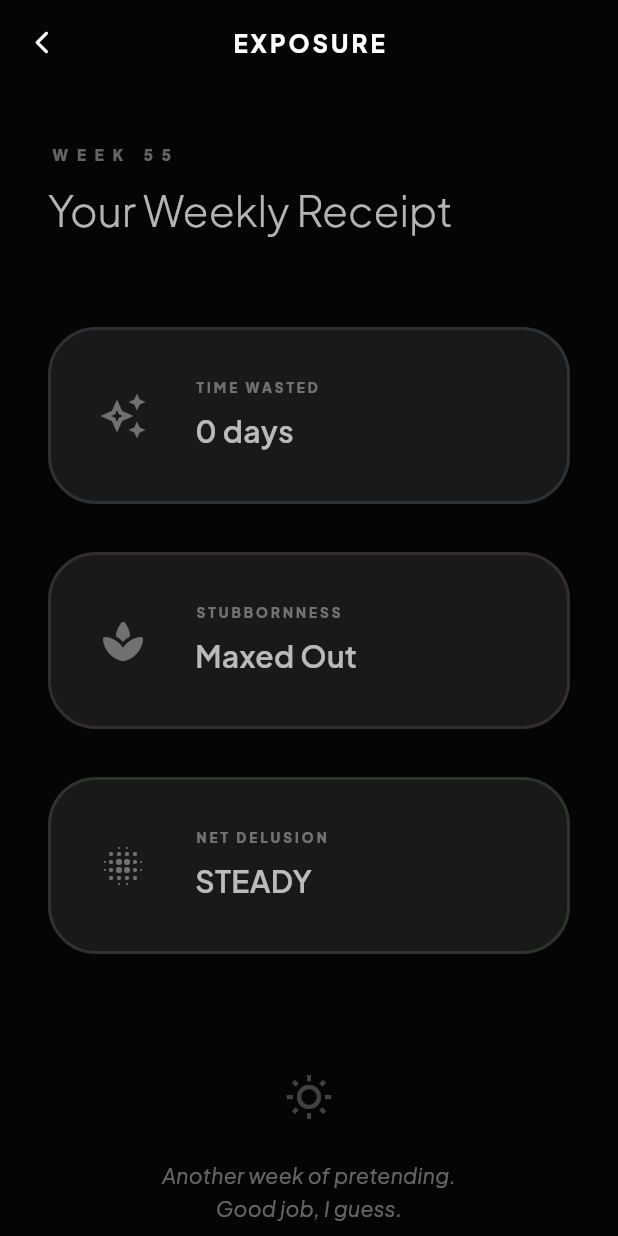
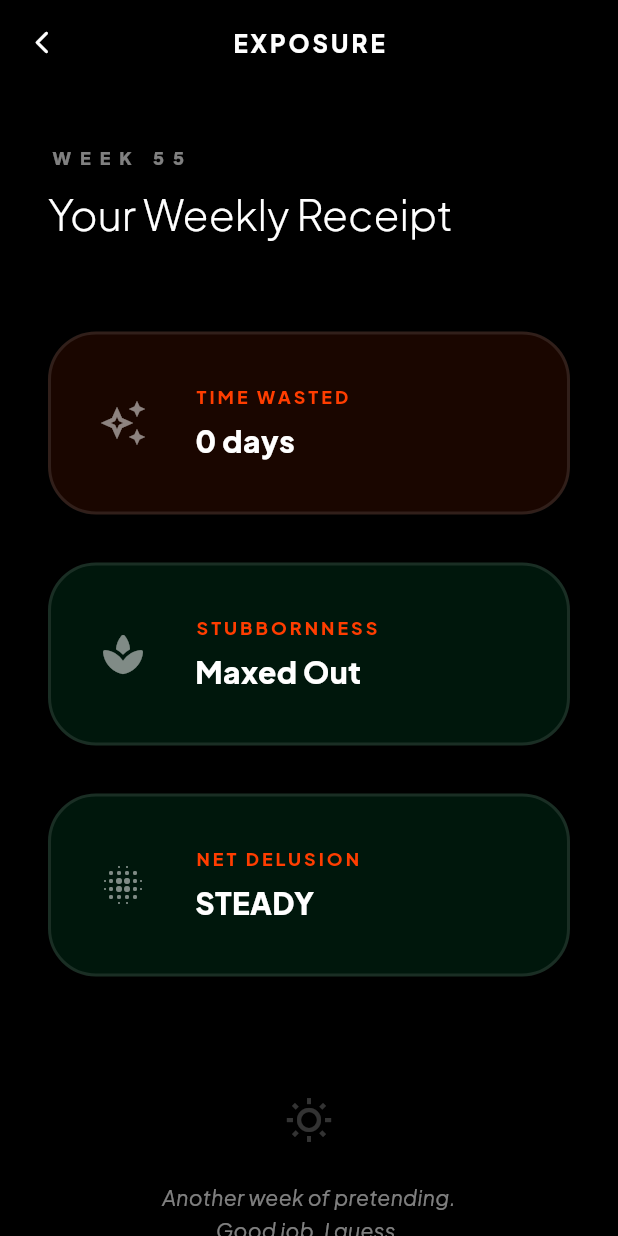
Before and after one commit to sapeol/affirmations_app, a Flutter app: the ProfileScreen screen opened directly, after a tap on "WEEKLY REFLECTION", on a phone screen of 412 x 824 dp. Run offline on Flutter 3.47's test engine with Material 3 defaults, Android fonts, the phone set to English and light mode, and no system bars; our stand-ins replace battery_plus, flutter_local_notifications, get_it, google_fonts, screenshot, share_plus and 3 more; missing offline and left inert: home_widget; accounts and stored records are empty.

Commit message:
fix minimalist contrast and ensure font color consistency in dark mode across all screens

```diff
--- a/lib/screens/profile_screen.dart
+++ b/lib/screens/profile_screen.dart
@@ -50,7 +50,7 @@ class ProfileScreen extends StatelessWidget {
                       child: Center(
                         child: Text(
                           "NO SAVED DATA. START LIKING TO BUILD YOUR SYSTEM.",
-                          style: TextStyle(color: Theme.of(context).colorScheme.outline, fontSize: 10, letterSpacing: 1, fontWeight: FontWeight.w600),
+                          style: TextStyle(color: Theme.of(context).colorScheme.onSurface.withValues(alpha: 0.4), fontSize: 10, letterSpacing: 1, fontWeight: FontWeight.w900),
                           textAlign: TextAlign.center,
                         ),
                       ),
@@ -76,16 +76,14 @@ class ProfileScreen extends StatelessWidget {
 
   Widget _buildAffirmationTile(BuildContext context, Affirmation a) {
     final displayText = a.getText(DopeLanguage.en);
-    final isDark = Theme.of(context).brightness == Brightness.dark;
 
     return Card(
       margin: const EdgeInsets.only(bottom: 12),
-      color: Theme.of(context).cardTheme.color,
       child: ListTile(
         onTap: () => _showAffirmationCard(context, a),
         leading: Icon(
           a.isCustom ? Icons.edit_note_rounded : Icons.spa_rounded,
-          color: isDark ? Colors.white24 : Colors.black26,
+          color: Theme.of(context).colorScheme.onSurface.withValues(alpha: 0.3),
         ),
         title: Text(
           displayText,
@@ -93,11 +91,11 @@ class ProfileScreen extends StatelessWidget {
           overflow: TextOverflow.ellipsis,
           style: TextStyle(
             fontSize: 14,
-            color: isDark ? Colors.white70 : Colors.black87,
-            fontWeight: FontWeight.w500,
+            color: Theme.of(context).colorScheme.onSurface,
+            fontWeight: FontWeight.w600,
           ),
         ),
-        trailing: Icon(Icons.chevron_right_rounded, size: 16, color: Theme.of(context).colorScheme.outline),
+        trailing: Icon(Icons.chevron_right_rounded, size: 16, color: Theme.of(context).colorScheme.onSurface.withValues(alpha: 0.3)),
       ),
     );
   }
@@ -125,7 +123,7 @@ class ProfileScreen extends StatelessWidget {
                     right: 16,
                     child: IconButton(
                       onPressed: () => Navigator.pop(context),
-                      icon: const Icon(Icons.close_rounded, color: Colors.black38),
+                      icon: Icon(Icons.close_rounded, color: Theme.of(context).colorScheme.onSurface.withValues(alpha: 0.4)),
                     ),
                   ),
                 ],
@@ -138,36 +136,34 @@ class ProfileScreen extends StatelessWidget {
   }
 
   Widget _buildReportTile(BuildContext context) {
-    final isDark = Theme.of(context).brightness == Brightness.dark;
     return Card(
-      color: isDark ? Colors.white.withValues(alpha: 0.03) : Colors.black.withValues(alpha: 0.05),
+      color: Theme.of(context).colorScheme.onSurface.withValues(alpha: 0.05),
       child: ListTile(
         onTap: () => Navigator.push(
           context,
           MaterialPageRoute(builder: (context) => const WeeklyReportScreen()),
         ),
-        leading: Icon(Icons.auto_awesome_mosaic_rounded, color: isDark ? Colors.white24 : Colors.black38),
+        leading: Icon(Icons.auto_awesome_mosaic_rounded, color: Theme.of(context).colorScheme.primary),
         title: Text(
           "WEEKLY REFLECTION",
-          style: TextStyle(fontSize: 12, fontWeight: FontWeight.w900, letterSpacing: 2, color: isDark ? Colors.white70 : Colors.black87),
+          style: TextStyle(fontSize: 12, fontWeight: FontWeight.w900, letterSpacing: 2, color: Theme.of(context).colorScheme.onSurface),
         ),
         subtitle: Text(
           "View your progress this week",
-          style: TextStyle(fontSize: 10, color: isDark ? Colors.white38 : Colors.black54, fontWeight: FontWeight.w500),
+          style: TextStyle(fontSize: 10, color: Theme.of(context).colorScheme.onSurface.withValues(alpha: 0.5), fontWeight: FontWeight.w500),
         ),
-        trailing: Icon(Icons.chevron_right_rounded, size: 16, color: Theme.of(context).colorScheme.outline),
+        trailing: Icon(Icons.chevron_right_rounded, size: 16, color: Theme.of(context).colorScheme.onSurface.withValues(alpha: 0.3)),
       ),
     );
   }
 
   Widget _buildHeader(BuildContext context, UserPreferences prefs) {
-    final isDark = Theme.of(context).brightness == Brightness.dark;
     return Container(
       padding: const EdgeInsets.all(24),
       decoration: BoxDecoration(
-        color: isDark ? Colors.white.withValues(alpha: 0.02) : Colors.black.withValues(alpha: 0.03),
+        color: Theme.of(context).colorScheme.onSurface.withValues(alpha: 0.02),
         borderRadius: BorderRadius.circular(32),
-        border: Border.all(color: Theme.of(context).colorScheme.primary.withValues(alpha: 0.2)),
+        border: Border.all(color: Theme.of(context).colorScheme.onSurface.withValues(alpha: 0.1)),
       ),
       child: Column(
         children: [
@@ -175,7 +171,7 @@ class ProfileScreen extends StatelessWidget {
           const SizedBox(height: 16),
           Text(
             _formatName(prefs.persona.name).toUpperCase(),
-            style: TextStyle(fontWeight: FontWeight.w900, fontSize: 20, letterSpacing: 2, color: isDark ? Colors.white70 : Colors.black87),
+            style: TextStyle(fontWeight: FontWeight.w900, fontSize: 20, letterSpacing: 2, color: Theme.of(context).colorScheme.onSurface),
           ),
           const SizedBox(height: 16),
           GestureDetector(
--- a/lib/screens/weekly_report_screen.dart
+++ b/lib/screens/weekly_report_screen.dart
@@ -37,7 +37,7 @@ class WeeklyReportScreen extends StatelessWidget {
                   "Time Wasted",
                   data['showed_up'],
                   Icons.auto_awesome_outlined,
-                  const Color(0xFFE0F0FF)
+                  Theme.of(context).colorScheme.primary.withValues(alpha: 0.1)
                 ),
                 const SizedBox(height: 32),
                 _buildStatSection(
@@ -45,7 +45,7 @@ class WeeklyReportScreen extends StatelessWidget {
                   "Stubbornness",
                   data['quit'] == 'NO' ? "Maxed Out" : "Failing",
                   Icons.spa_rounded,
-                  const Color(0xFFFFE0E0)
+                  Theme.of(context).colorScheme.secondary.withValues(alpha: 0.1)
                 ),
                 const SizedBox(height: 32),
                 _buildStatSection(
@@ -53,7 +53,7 @@ class WeeklyReportScreen extends StatelessWidget {
                   "Net Delusion",
                   "STEADY",
                   Icons.blur_on_rounded,
-                  const Color(0xFFE0FFE0)
+                  Theme.of(context).colorScheme.tertiary.withValues(alpha: 0.1)
                 ),
                 const SizedBox(height: 80),
                 _buildClosing(context),
@@ -66,45 +66,36 @@ class WeeklyReportScreen extends StatelessWidget {
   }
 
   Widget _buildHeader(BuildContext context, String week) {
-    final isDark = Theme.of(context).brightness == Brightness.dark;
     return Column(
       crossAxisAlignment: CrossAxisAlignment.start,
       children: [
         Text(
           week.toUpperCase(),
-          style: TextStyle(
-            fontSize: 10,
-            letterSpacing: 6,
-            fontWeight: FontWeight.w900,
-            color: isDark ? Colors.white38 : Colors.black45,
-          ),
+          style: Theme.of(context).textTheme.labelSmall?.copyWith(letterSpacing: 6, color: Theme.of(context).colorScheme.onSurface.withValues(alpha: 0.5)),
         ),
         const SizedBox(height: 12),
         Text(
           "Your Weekly Receipt",
           style: Theme.of(context).textTheme.headlineMedium?.copyWith(
             fontWeight: FontWeight.w300,
-            color: isDark ? Colors.white70 : Colors.black87,
+            color: Theme.of(context).colorScheme.onSurface,
           ),
         ),
       ],
     );
   }
 
-  Widget _buildStatSection(BuildContext context, String title, String value, IconData icon, Color basePastel) {
-    final isDark = Theme.of(context).brightness == Brightness.dark;
-    final displayPastel = isDark ? Color.lerp(basePastel, Colors.black, 0.7)! : basePastel;
-
+  Widget _buildStatSection(BuildContext context, String title, String value, IconData icon, Color bgColor) {
     return Container(
       padding: const EdgeInsets.all(32),
       decoration: BoxDecoration(
-        color: displayPastel.withValues(alpha: isDark ? 0.3 : 0.6),
+        color: bgColor,
         borderRadius: BorderRadius.circular(32),
-        border: Border.all(color: displayPastel.withValues(alpha: isDark ? 0.5 : 1.0), width: 2),
+        border: Border.all(color: Theme.of(context).colorScheme.onSurface.withValues(alpha: 0.1), width: 2),
       ),
       child: Row(
         children: [
-          Icon(icon, color: isDark ? Colors.white38 : Colors.black54, size: 32),
+          Icon(icon, color: Theme.of(context).colorScheme.onSurface.withValues(alpha: 0.5), size: 32),
           const SizedBox(width: 32),
           Expanded(
             child: Column(
@@ -112,11 +103,10 @@ class WeeklyReportScreen extends StatelessWidget {
               children: [
                 Text(
                   title.toUpperCase(),
-                  style: TextStyle(
-                    fontSize: 9,
+                  style: Theme.of(context).textTheme.labelSmall?.copyWith(
                     letterSpacing: 2,
                     fontWeight: FontWeight.w900,
-                    color: isDark ? Colors.white38 : Colors.black54,
+                    color: Theme.of(context).colorScheme.primary,
                   ),
                 ),
                 const SizedBox(height: 8),
@@ -124,8 +114,8 @@ class WeeklyReportScreen extends StatelessWidget {
                   value,
                   style: TextStyle(
                     fontSize: 20,
-                    fontWeight: FontWeight.w600,
-                    color: isDark ? Colors.white70 : Colors.black87,
+                    fontWeight: FontWeight.w900,
+                    color: Theme.of(context).colorScheme.onSurface,
                   ),
                 ),
               ],
@@ -137,17 +127,16 @@ class WeeklyReportScreen extends StatelessWidget {
   }
 
   Widget _buildClosing(BuildContext context) {
-    final isDark = Theme.of(context).brightness == Brightness.dark;
     return Center(
       child: Column(
         children: [
-          Icon(Icons.wb_sunny_outlined, size: 32, color: isDark ? Colors.white24 : Colors.black26),
+          Icon(Icons.wb_sunny_outlined, size: 32, color: Theme.of(context).colorScheme.onSurface.withValues(alpha: 0.2)),
           const SizedBox(height: 24),
           Text(
             "Another week of pretending.\nGood job, I guess.",
             textAlign: TextAlign.center,
             style: TextStyle(
-              color: isDark ? Colors.white38 : Colors.black54,
+              color: Theme.of(context).colorScheme.onSurface.withValues(alpha: 0.5),
               fontWeight: FontWeight.w400,
               fontStyle: FontStyle.italic,
               height: 1.6,
--- a/lib/theme.dart
+++ b/lib/theme.dart
@@ -5,11 +5,14 @@ import 'models/user_preferences.dart';
 class AppTheme {
   static final Map<AppColorTheme, AppPalette> palettes = {
     AppColorTheme.brutalist: AppPalette(
-      primary: const Color(0xFFFF3D00), // Safety Orange
-      secondary: const Color(0xFF00E676), // Neon Green
-      accent: const Color(0xFF2979FF), // Electric Blue
+      primaryLight: const Color(0xFFFF3D00),
+      primaryDark: const Color(0xFFFF3D00),
+      secondaryLight: const Color(0xFF00E676),
+      secondaryDark: const Color(0xFF00E676),
+      accentLight: const Color(0xFF2979FF),
+      accentDark: const Color(0xFF2979FF),
       backgroundLight: const Color(0xFFFFFFFF),
-      backgroundDark: const Color(0xFF050505),
+      backgroundDark: const Color(0xFF000000),
       surfaceLight: const Color(0xFFFFFFFF),
       surfaceDark: const Color(0xFF121212),
       textLight: const Color(0xFF000000),
@@ -23,15 +26,18 @@ class AppTheme {
       ],
     ),
     AppColorTheme.vibrant: AppPalette(
-      primary: const Color(0xFF6200EA),
-      secondary: const Color(0xFF00BFA5),
-      accent: const Color(0xFFFFD600),
+      primaryLight: const Color(0xFF6200EA),
+      primaryDark: const Color(0xFFB388FF),
+      secondaryLight: const Color(0xFF00BFA5),
+      secondaryDark: const Color(0xFF64FFDA),
+      accentLight: const Color(0xFFFFD600),
+      accentDark: const Color(0xFFFFE57F),
       backgroundLight: const Color(0xFFFDFDFF),
-      backgroundDark: const Color(0xFF0F0F12),
+      backgroundDark: const Color(0xFF080015),
       surfaceLight: Colors.white,
-      surfaceDark: const Color(0xFF1A1A1E),
+      surfaceDark: const Color(0xFF120025),
       textLight: const Color(0xFF1A1A1A),
-      textDark: const Color(0xFFE1E1E6),
+      textDark: const Color(0xFFFFFFFF),
       isAlwaysDark: false,
       cardGradients: [
         [const Color(0xFF8E2DE2), const Color(0xFF4A00E0)],
@@ -41,15 +47,18 @@ class AppTheme {
       ],
     ),
     AppColorTheme.softcore: AppPalette(
-      primary: const Color(0xFFFF80AB),
-      secondary: const Color(0xFFB2FF59),
-      accent: const Color(0xFF80D8FF),
-      backgroundLight: const Color(0xFFFDF6F9),
-      backgroundDark: const Color(0xFF161214),
+      primaryLight: const Color(0xFFFF4081),
+      primaryDark: const Color(0xFFFF80AB),
+      secondaryLight: const Color(0xFF7CB342),
+      secondaryDark: const Color(0xFFB2FF59),
+      accentLight: const Color(0xFF039BE5),
+      accentDark: const Color(0xFF81D4FA),
+      backgroundLight: const Color(0xFFFFF0F5),
+      backgroundDark: const Color(0xFF1A0F12),
       surfaceLight: Colors.white,
-      surfaceDark: const Color(0xFF251F22),
-      textLight: const Color(0xFF3D3D3D),
-      textDark: const Color(0xFFF5E1E6),
+      surfaceDark: const Color(0xFF25161A),
+      textLight: const Color(0xFF2D2D2D),
+      textDark: const Color(0xFFFFF0F5),
       isAlwaysDark: false,
       cardGradients: [
         [const Color(0xFFFFE0E0), const Color(0xFFFFF5F5)],
@@ -59,28 +68,34 @@ class AppTheme {
       ],
     ),
     AppColorTheme.minimalist: AppPalette(
-      primary: const Color(0xFF212121),
-      secondary: const Color(0xFF757575),
-      accent: const Color(0xFFBDBDBD),
-      backgroundLight: const Color(0xFFFAFAFA),
-      backgroundDark: const Color(0xFF0A0A0A),
-      surfaceLight: Colors.white,
-      surfaceDark: const Color(0xFF1A1A1A),
+      primaryLight: const Color(0xFF000000),
+      primaryDark: const Color(0xFFFFFFFF),
+      secondaryLight: const Color(0xFF616161),
+      secondaryDark: const Color(0xFFBDBDBD),
+      accentLight: const Color(0xFF9E9E9E),
+      accentDark: const Color(0xFF757575),
+      backgroundLight: const Color(0xFFFFFFFF),
+      backgroundDark: const Color(0xFF000000),
+      surfaceLight: const Color(0xFFFFFFFF),
+      surfaceDark: const Color(0xFF121212),
       textLight: const Color(0xFF000000),
-      textDark: const Color(0xFFEEEEEE),
+      textDark: const Color(0xFFFFFFFF),
       isAlwaysDark: false,
       cardGradients: [
-        [const Color(0xFFE0E0E0), const Color(0xFFF5F5F5)],
-        [const Color(0xFFECE9E6), const Color(0xFFFFFFFF)],
-        [const Color(0xFFCFD9DF), const Color(0xFFE2EBF0)],
-        [const Color(0xFFBDC3C7), const Color(0xFFBDC3C7)],
+        [const Color(0xFFF5F5F5), const Color(0xFFEEEEEE)],
+        [const Color(0xFFEEEEEE), const Color(0xFFE0E0E0)],
+        [const Color(0xFFE0E0E0), const Color(0xFFBDBDBD)],
+        [const Color(0xFFBDBDBD), const Color(0xFF9E9E9E)],
       ],
     ),
     AppColorTheme.cyber: AppPalette(
-      primary: const Color(0xFF00FF41),
-      secondary: const Color(0xFFFF00FF),
-      accent: const Color(0xFF00FFFF),
-      backgroundLight: const Color(0xFF050505), // Forced dark
+      primaryLight: const Color(0xFF00FF41),
+      primaryDark: const Color(0xFF00FF41),
+      secondaryLight: const Color(0xFFFF00FF),
+      secondaryDark: const Color(0xFFFF00FF),
+      accentLight: const Color(0xFF00FFFF),
+      accentDark: const Color(0xFF00FFFF),
+      backgroundLight: const Color(0xFF050505),
       backgroundDark: const Color(0xFF050505),
       surfaceLight: const Color(0xFF121212),
       surfaceDark: const Color(0xFF121212),
@@ -104,18 +119,22 @@ class AppTheme {
     Color backgroundColor = effectiveIsDark ? palette.backgroundDark : palette.backgroundLight;
     Color surfaceColor = effectiveIsDark ? palette.surfaceDark : palette.surfaceLight;
     Color textColor = effectiveIsDark ? palette.textDark : palette.textLight;
+    Color primaryColor = effectiveIsDark ? palette.primaryDark : palette.primaryLight;
+    Color secondaryColor = effectiveIsDark ? palette.secondaryDark : palette.secondaryLight;
 
     final baseTheme = ThemeData(
       useMaterial3: true,
       brightness: effectiveIsDark ? Brightness.dark : Brightness.light,
-      colorScheme: ColorScheme.fromSeed(
-        seedColor: palette.primary,
-        primary: palette.primary,
-        secondary: palette.secondary,
-        tertiary: palette.accent,
+      colorScheme: ColorScheme(
+        brightness: effectiveIsDark ? Brightness.dark : Brightness.light,
+        primary: primaryColor,
+        onPrimary: effectiveIsDark ? Colors.black : Colors.white,
+        secondary: secondaryColor,
+        onSecondary: effectiveIsDark ? Colors.black : Colors.white,
+        error: Colors.redAccent,
+        onError: Colors.white,
         surface: surfaceColor,
         onSurface: textColor,
-        brightness: effectiveIsDark ? Brightness.dark : Brightness.light,
       ),
     );
 
@@ -127,11 +146,11 @@ class AppTheme {
         displayColor: textColor,
       ).copyWith(
         labelSmall: textTheme.labelSmall?.copyWith(
-          color: textColor.withValues(alpha: 0.5),
+          color: textColor.withValues(alpha: 0.7),
           fontWeight: FontWeight.w900,
           fontSize: 12
         ),
-        bodySmall: textTheme.bodySmall?.copyWith(color: textColor.withValues(alpha: 0.6)),
+        bodySmall: textTheme.bodySmall?.copyWith(color: textColor.withValues(alpha: 0.7)),
       ),
       scaffoldBackgroundColor: backgroundColor,
       appBarTheme: AppBarTheme(
@@ -147,7 +166,7 @@ class AppTheme {
         ),
       ),
       dividerTheme: DividerThemeData(
-        color: textColor.withValues(alpha: 0.1),
+        color: textColor.withValues(alpha: 0.2),
         thickness: 1,
       ),
       cardTheme: CardThemeData(
@@ -165,9 +184,12 @@ class AppTheme {
 }
 
 class AppPalette {
-  final Color primary;
-  final Color secondary;
-  final Color accent;
+  final Color primaryLight;
+  final Color primaryDark;
+  final Color secondaryLight;
+  final Color secondaryDark;
+  final Color accentLight;
+  final Color accentDark;
   final Color backgroundLight;
   final Color backgroundDark;
   final Color surfaceLight;
@@ -178,9 +200,12 @@ class AppPalette {
   final List<List<Color>> cardGradients;
 
   AppPalette({
-    required this.primary,
-    required this.secondary,
-    required this.accent,
+    required this.primaryLight,
+    required this.primaryDark,
+    required this.secondaryLight,
+    required this.secondaryDark,
+    required this.accentLight,
+    required this.accentDark,
     required this.backgroundLight,
     required this.backgroundDark,
     required this.surfaceLight,
```
Also changed, not shown: lib/screens/create_affirmation_screen.dart (+8 -10 lines), lib/screens/home_screen.dart (+19 -16 lines), lib/screens/settings_screen.dart (+14 -13 lines), lib/screens/streak_detail_screen.dart (+9 -12 lines), lib/widgets/swipe_card.dart (+13 -5 lines).
